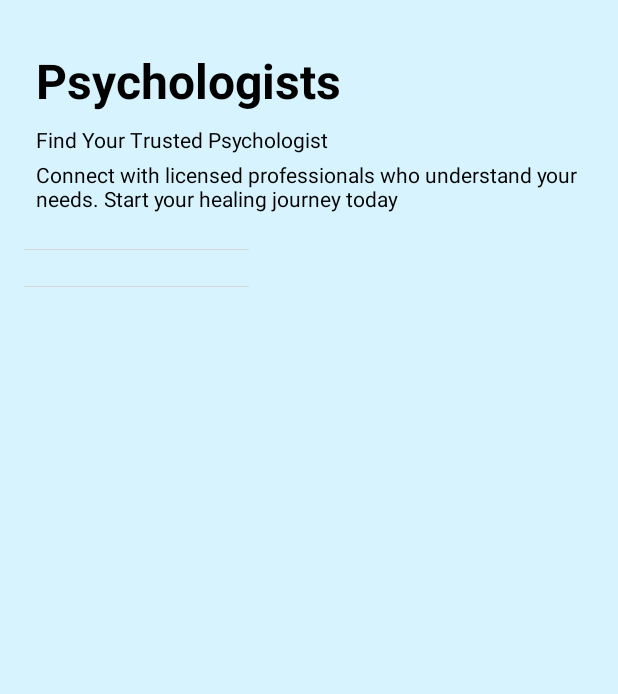
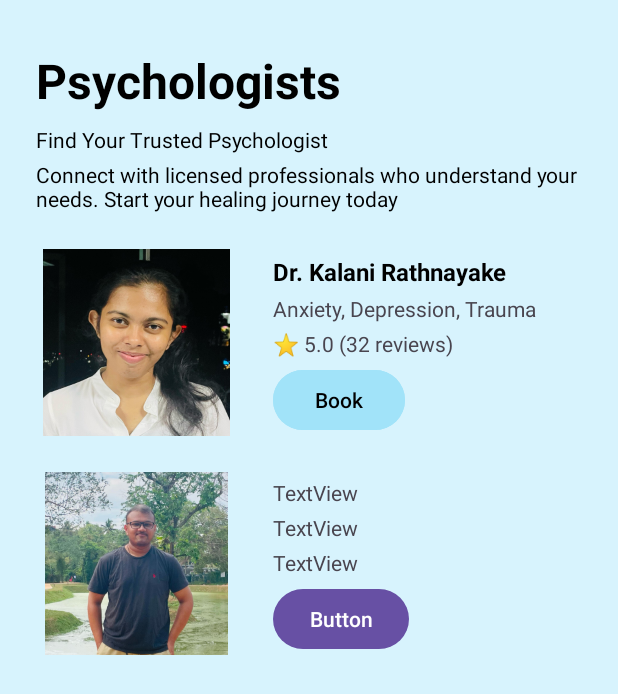
Before and after one commit to pavanuthsara/MAD-labexam2, an Android app: the layout activity_psychologists.xml on its own in the app's theme, with its tools: preview values and no code run, on a phone screen of 412 x 824 dp. Shown: the top 694 px of the screen. Run offline under Robolectric (Android 15) with nearby library versions, the phone set to English and light mode, and no system bars.

Commit message:
fix errors of displaying psychologist page

```diff
--- a/app/src/main/AndroidManifest.xml
+++ b/app/src/main/AndroidManifest.xml
@@ -24,6 +24,7 @@
 
         <activity android:name=".DashboardActivity"/>
         <activity android:name=".CheckActivity"/>
+        <activity android:name=".PsychologistActivity"/>
     </application>
 
 </manifest>
--- /dev/null
+++ b/app/src/main/res/layout/activity_profile.xml
@@ -0,0 +1,6 @@
+<?xml version="1.0" encoding="utf-8"?>
+<androidx.constraintlayout.widget.ConstraintLayout xmlns:android="http://schemas.android.com/apk/res/android"
+    android:layout_width="match_parent"
+    android:layout_height="match_parent">
+
+</androidx.constraintlayout.widget.ConstraintLayout>
--- a/app/src/main/res/layout/activity_psychologists.xml
+++ b/app/src/main/res/layout/activity_psychologists.xml
@@ -61,14 +61,14 @@
 
         <ImageView
             android:id="@+id/imageView3"
-            android:layout_width="300dp"
-            android:layout_height="wrap_content"
-            android:layout_weight="1"
-            tools:srcCompat="@tools:sample/avatars" />
+            android:layout_width="150dp"
+            android:layout_height="match_parent"
+            app:srcCompat="@drawable/doctor1"
+            tools:srcCompat="@drawable/doctor1" />
 
         <androidx.constraintlayout.widget.ConstraintLayout
             android:layout_width="match_parent"
-            android:layout_height="match_parent"
+            android:layout_height="wrap_content"
             android:layout_weight="1">
 
             <TextView
@@ -132,14 +132,13 @@
 
         <ImageView
             android:id="@+id/imageView4"
-            android:layout_width="300dp"
-            android:layout_height="wrap_content"
-            android:layout_weight="1"
-            tools:srcCompat="@tools:sample/avatars" />
+            android:layout_width="150dp"
+            android:layout_height="match_parent"
+            tools:srcCompat="@drawable/doctor2" />
 
         <androidx.constraintlayout.widget.ConstraintLayout
             android:layout_width="match_parent"
-            android:layout_height="match_parent"
+            android:layout_height="wrap_content"
             android:layout_weight="1">
 
             <TextView
```
Also changed, not shown: app/src/main/java/com/example/mad_labexam2/MainActivity.kt (+6 -2 lines), app/src/main/res/layout/activity_main.xml (+10 -0 lines), app/src/main/res/drawable/doctor1.png (added), app/src/main/res/drawable/doctor2.png (added).
